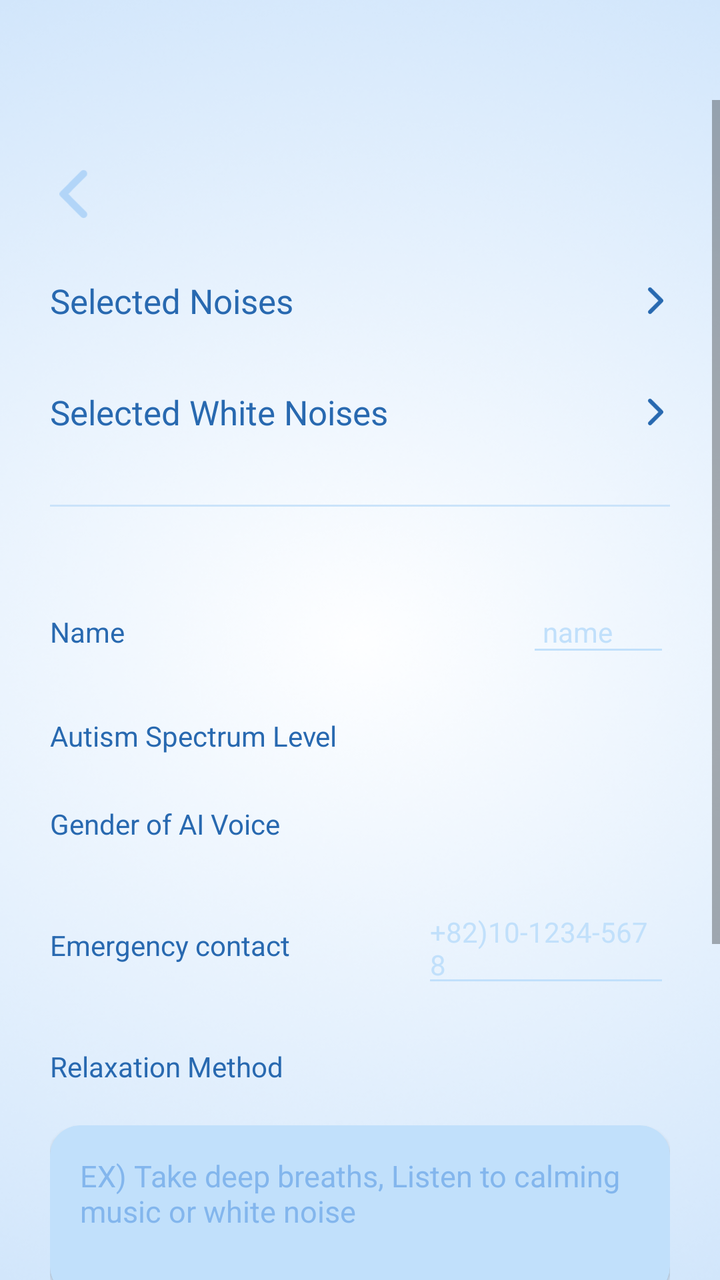
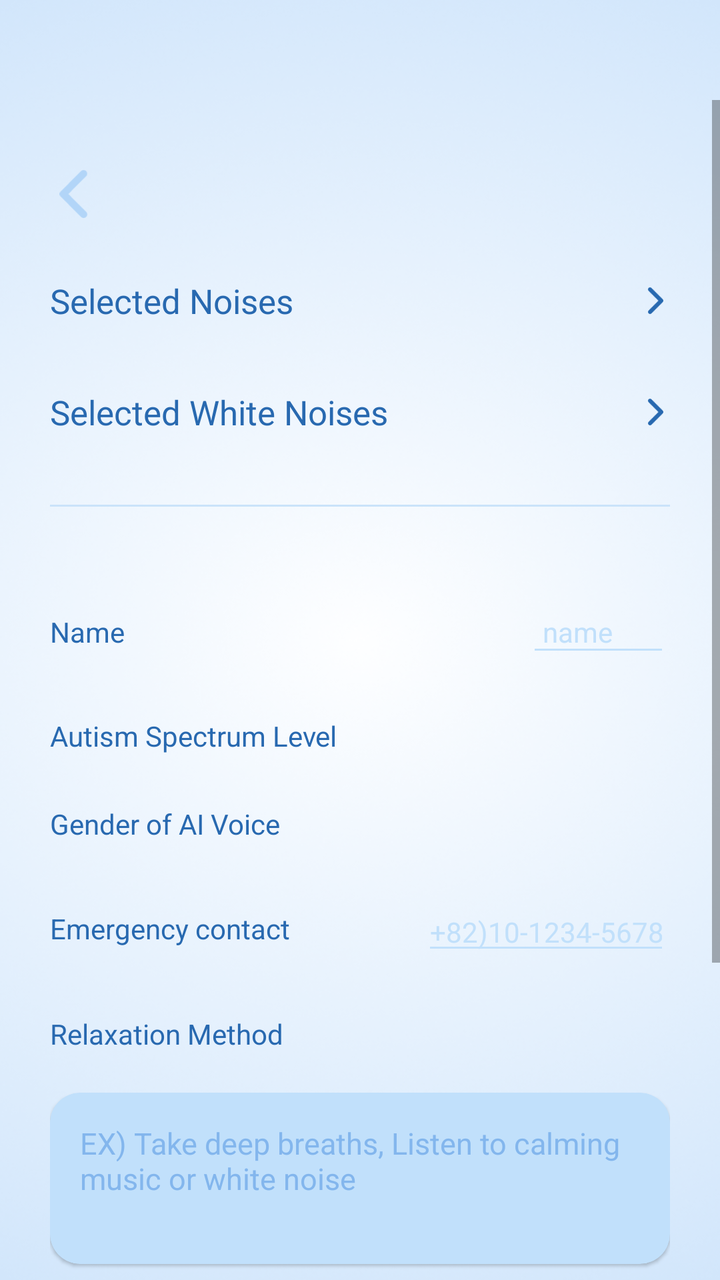

Screens rendered from an Android XML layout before and after an edit, with the pre-edit source and the edit as a unified diff.
<!-- AndroidManifest.xml: application theme Theme.Mutism -->
<!-- res/layout/activity_my_page.xml -->
<?xml version="1.0" encoding="utf-8"?>
<ScrollView xmlns:android="http://schemas.android.com/apk/res/android"
    xmlns:app="http://schemas.android.com/apk/res-auto"
    android:id="@+id/my_page"
    android:layout_width="match_parent"
    android:layout_height="match_parent"
    android:background="@drawable/bg_my_page"
    android:clipToPadding="false"
    android:fillViewport="true"
    android:fitsSystemWindows="true"
    android:paddingBottom="100dp"
    android:paddingTop="50dp">

    <LinearLayout
        android:layout_width="match_parent"
        android:layout_height="wrap_content"
        android:padding="25dp"
        android:orientation="vertical">

        
        <ImageView
            android:id="@+id/btn_back"
            android:layout_width="24dp"
            android:layout_height="24dp"
            android:layout_marginBottom="30dp"
            android:layout_marginTop="10dp"
            android:src="@drawable/ic_right_arrow" />

        
        <LinearLayout
            android:id="@+id/selected_noise_container"
            android:layout_width="match_parent"
            android:layout_height="wrap_content"
            android:orientation="horizontal"
            android:gravity="center_vertical"
            android:layout_marginBottom="8dp">

            <TextView
                android:id="@+id/tv_selected_noises"
                android:layout_width="0dp"
                android:layout_height="wrap_content"
                android:layout_weight="1"
                android:text="@string/text_my_page_noise"
                android:textSize="17sp"
                android:textColor="@color/color_primary_dark" />

            <ImageView
                android:id="@+id/btn_select_noise"
                android:layout_width="wrap_content"
                android:layout_height="wrap_content"
                android:src="@drawable/ic_right_arrow2" />
        </LinearLayout>

        <com.google.android.material.chip.ChipGroup
            android:id="@+id/chipGroup_selected_noises"
            android:layout_width="match_parent"
            android:layout_height="wrap_content"
            android:paddingStart="5dp"
            android:paddingEnd="5dp"
            app:singleLine="false"
            app:chipSpacing="8dp" />

        
        <LinearLayout
            android:id="@+id/white_noise_container"
            android:layout_width="match_parent"
            android:layout_height="wrap_content"
            android:orientation="horizontal"
            android:gravity="center_vertical"
            android:layout_marginTop="25dp"
            android:layout_marginBottom="20dp">

            <TextView
                android:id="@+id/tv_selected_white_noises"
                android:layout_width="0dp"
                android:layout_height="wrap_content"
                android:layout_weight="1"
                android:text="@string/text_my_page_white_noise"
                android:textSize="17sp"
                android:textColor="@color/color_primary_dark" />

            <ImageView
                android:id="@+id/btn_select_white_noise"
                android:layout_width="wrap_content"
                android:layout_height="wrap_content"
                android:src="@drawable/ic_right_arrow2" />
        </LinearLayout>

        
        <View
            android:layout_width="match_parent"
            android:layout_height="1dp"
            android:background="@color/color_primary_light4"
            android:layout_marginTop="15dp"
            android:layout_marginBottom="20dp" />

        
        <LinearLayout
            android:layout_width="match_parent"
            android:layout_height="wrap_content"
            android:orientation="horizontal"
            android:gravity="center_vertical"
            android:layout_marginTop="25dp">

            <TextView
                android:id="@+id/tv_name"
                android:layout_width="0dp"
                android:layout_height="wrap_content"
                android:layout_weight="5"
                android:text="@string/text_my_page_name"
                android:textSize="14sp"
                android:textColor="@color/color_primary_dark" />

            <EditText
                android:id="@+id/tv_name_value"
                android:layout_width="0dp"
                android:layout_height="wrap_content"
                android:layout_weight="1.5"
                android:hint="@string/edt_my_page_hint_name"
                android:textSize="14sp"
                android:textColor="@color/color_primary"
                android:textColorHint="@color/color_primary_light3"
                android:backgroundTint="@color/color_primary_light3"
                android:padding="8dp" />
        </LinearLayout>

        
    <LinearLayout
        android:layout_width="match_parent"
        android:layout_height="wrap_content"
        android:orientation="horizontal"
        android:gravity="center_vertical"
        android:layout_marginTop="25dp">
        <TextView
            android:id="@+id/tv_autism_level"
            android:layout_width="0dp"
            android:layout_height="wrap_content"
            android:layout_weight="4"
            android:text="@string/text_my_page_autism_level"
            android:textSize="14sp"
            android:textColor="@color/color_primary_dark" />

        <Spinner
            android:id="@+id/autism_level_spinner"
            android:layout_width="0dp"
            android:layout_height="wrap_content"
            android:layout_weight="2"
            android:background="@drawable/border_my_page_spinner"
            android:dropDownWidth="match_parent"
            android:dropDownVerticalOffset="35dp"
            android:popupBackground="@color/white"/>
    </LinearLayout>


        
    <LinearLayout
        android:layout_width="match_parent"
        android:layout_height="wrap_content"
        android:orientation="horizontal"
        android:gravity="center_vertical"
        android:layout_marginTop="25dp">
        <TextView
            android:id="@+id/tv_gender"
            android:layout_width="0dp"
            android:layout_height="wrap_content"
            android:layout_weight="4"
            android:text="@string/text_my_page_gender"
            android:textSize="14sp"
            android:textColor="@color/color_primary_dark" />

        <Spinner
            android:id="@+id/gender_spinner"
            android:layout_width="0dp"
            android:layout_height="wrap_content"
            android:layout_weight="2"
            android:background="@drawable/border_my_page_spinner"
            android:dropDownWidth="match_parent"
            android:dropDownVerticalOffset="35dp"
            android:popupBackground="@color/white"/>

    </LinearLayout>


        
    <LinearLayout
        android:layout_width="match_parent"
        android:layout_height="wrap_content"
        android:orientation="horizontal"
        android:gravity="center_vertical"
        android:layout_marginTop="25dp">
        <TextView
            android:id="@+id/tv_emergency_contact"
            android:layout_width="0dp"
            android:layout_height="wrap_content"
            android:layout_weight="6"
            android:text="@string/text_my_page_emergency_contact"
            android:textSize="14sp"
            android:textColor="@color/color_primary_dark" />

        <EditText
            android:id="@+id/tv_emergency_contact_value"
            android:layout_width="0dp"
            android:layout_height="wrap_content"
            android:layout_weight="4"
            android:hint="@string/edt_my_page_hint_contact"
            android:inputType="phone"
            android:maxLength="13"
            android:digits="0123456789"
            android:textSize="14sp"
            android:textColor="@color/color_primary"
            android:textColorHint="@color/color_primary_light3"
            android:backgroundTint="@color/color_primary_light3" />


    </LinearLayout>

        
        <TextView
            android:id="@+id/tv_opinion"
            android:layout_width="wrap_content"
            android:layout_height="wrap_content"
            android:text="@string/text_my_page_relax_method"
            android:textSize="14sp"
            android:textColor="@color/color_primary_dark"
            android:layout_marginTop="25dp" />

        <com.google.android.material.card.MaterialCardView
            android:id="@+id/crv_method_container"
            android:layout_width="match_parent"
            android:layout_height="wrap_content"
            android:layout_marginTop="20dp"
            android:backgroundTint="@color/color_primary_light3"
            app:cardCornerRadius="15dp">

            <EditText
                android:id="@+id/edt_relax_method"
                android:layout_width="match_parent"
                android:layout_height="wrap_content"
                android:layout_margin="15dp"
                android:textSize="15sp"
                android:inputType="textMultiLine"
                android:maxLength="100"
                android:minLines="3"
                android:maxLines="10"
                android:gravity="top|start"
                android:scrollHorizontally="false"
                android:overScrollMode="never"
                android:imeOptions="actionDone"
                android:hint="@string/text_my_page_relax_method_example"
                android:textColorHint="@color/color_primary_light2"
                android:textColor="@color/color_primary_dark"
                android:background="@null" />
        </com.google.android.material.card.MaterialCardView>

        
        <com.google.android.material.card.MaterialCardView
            android:id="@+id/btn_save"
            android:layout_width="match_parent"
            android:layout_height="50dp"
            android:layout_gravity="center"
            android:layout_marginTop="20dp"
            app:cardCornerRadius="25dp"
            android:padding="10dp"
            android:backgroundTint="@color/color_primary_light2">

            <TextView
                android:layout_width="wrap_content"
                android:layout_height="wrap_content"
                android:text="@string/btn_my_page_save"
                android:textColor="@color/white"
                android:textSize="18sp"
                android:layout_gravity="center" />
        </com.google.android.material.card.MaterialCardView>

    </LinearLayout>
</ScrollView>
<!-- resources referenced by this layout -->
<resources>
  <color name="color_primary">#3992EF</color>
  <color name="color_primary_dark">#2869B0</color>
  <color name="color_primary_light2">#83B6ED</color>
  <color name="color_primary_light3">#C1E0FB</color>
  <color name="color_primary_light4">#CAE3FA</color>
  <color name="white">#FFFFFFFF</color>
  <!-- drawable border_my_page_spinner (drawable) -->
  <shape xmlns:android="http://schemas.android.com/apk/res/android"
      android:shape="rectangle">
      <solid android:color="@android:color/transparent" />
      <stroke android:width="1dp" android:color="@color/color_primary_light3"/>
      <corners android:radius="5dp"/>
  </shape>
  <!-- drawable ic_right_arrow2 (drawable) -->
  <vector xmlns:android="http://schemas.android.com/apk/res/android"
      android:width="16dp"
      android:height="16dp"
      android:viewportWidth="16"
      android:viewportHeight="16">
    <path
        android:pathData="M5.293,1.636C5.105,1.823 5,2.077 5,2.343C5,2.608 5.105,2.862 5.293,3.05L10.243,8L5.293,12.95C5.111,13.138 5.01,13.391 5.012,13.653C5.015,13.915 5.12,14.166 5.305,14.351C5.491,14.537 5.741,14.642 6.004,14.644C6.266,14.646 6.518,14.546 6.707,14.364L12.364,8.707C12.551,8.519 12.657,8.265 12.657,8C12.657,7.734 12.551,7.48 12.364,7.293L6.707,1.636C6.519,1.448 6.265,1.343 6,1.343C5.735,1.343 5.48,1.448 5.293,1.636Z"
        android:fillColor="#2869B0"/>
  </vector>
  <string name="btn_my_page_save">Save</string>
  <string name="edt_my_page_hint_contact">+82)10-1234-5678</string>
  <string name="edt_my_page_hint_name">name</string>
  <string name="text_my_page_autism_level">Autism Spectrum Level</string>
  <string name="text_my_page_emergency_contact">Emergency contact</string>
  <string name="text_my_page_gender">Gender of AI Voice</string>
  <string name="text_my_page_name">Name</string>
  <string name="text_my_page_noise">Selected Noises</string>
  <string name="text_my_page_relax_method">Relaxation Method</string>
  <string name="text_my_page_relax_method_example">EX) Take deep breaths,
  Listen to calming music or white noise</string>
  <string name="text_my_page_white_noise">Selected White Noises</string>
  <style name="Theme.Mutism" parent="Base.Theme.Mutism" />
  <style name="Base.Theme.Mutism" parent="Theme.MaterialComponents.DayNight.NoActionBar">
          <item name="colorPrimary">@color/color_noise_bg</item> 
          <item name="chipStyle">@style/CustomChip</item>
      </style>
  <color name="color_noise_bg">#86B9EF</color>
  <style name="CustomChip" parent="@style/Widget.MaterialComponents.Chip.Filter">
          <item name="chipBackgroundColor">@color/chip_bg_color_selector</item>
          <item name="chipStrokeColor">@color/chip_stroke_selector</item>
          <item name="chipStrokeWidth">1dp</item>
  
          <item name="android:textColor">@color/chip_text_color_selector</item>
          <item name="checkedIcon">@drawable/tag_checked</item>
  
          <item name="closeIcon">@drawable/chip_cancel</item>
          <item name="closeIconTint">@color/white</item>
          <item name="closeIconSize">14dp</item>
          <item name="paddingStart">10dp</item>
          <item name="paddingEnd">10dp</item>
      </style>
  <!-- drawable chip_cancel (drawable) -->
  <vector xmlns:android="http://schemas.android.com/apk/res/android"
      android:width="20dp"
      android:height="20dp"
      android:viewportWidth="6"
      android:viewportHeight="6">
    <path
        android:pathData="M0.9407,5.0599L3.0004,3.0002L5.0602,5.0599M5.0602,0.9404L3,3.0002L0.9407,0.9404"
        android:strokeLineJoin="round"
        android:strokeWidth="0.5"
        android:fillColor="#00000000"
        android:strokeColor="#ffffff"
        android:strokeLineCap="round"/>
  </vector>
  <!-- unchanged entries left out for length: 3 -->
</resources>

<!-- the commit's change to res/layout/activity_my_page.xml (unified diff, before → after) -->
@@ -121,7 +121,10 @@
                 android:textColor="@color/color_primary"
                 android:textColorHint="@color/color_primary_light3"
                 android:backgroundTint="@color/color_primary_light3"
-                android:padding="8dp" />
+                android:padding="8dp"
+                android:maxLength="10"
+                android:singleLine="true"
+                android:inputType="textPersonName"/>
         </LinearLayout>
 
         
@@ -207,6 +210,7 @@
             android:maxLength="13"
             android:digits="0123456789"
             android:textSize="14sp"
+            android:singleLine="true"
             android:textColor="@color/color_primary"
             android:textColorHint="@color/color_primary_light3"
             android:backgroundTint="@color/color_primary_light3" />
